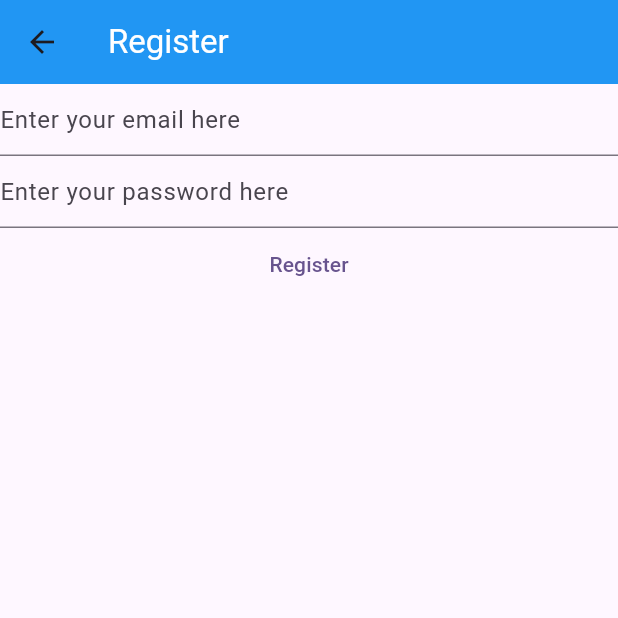
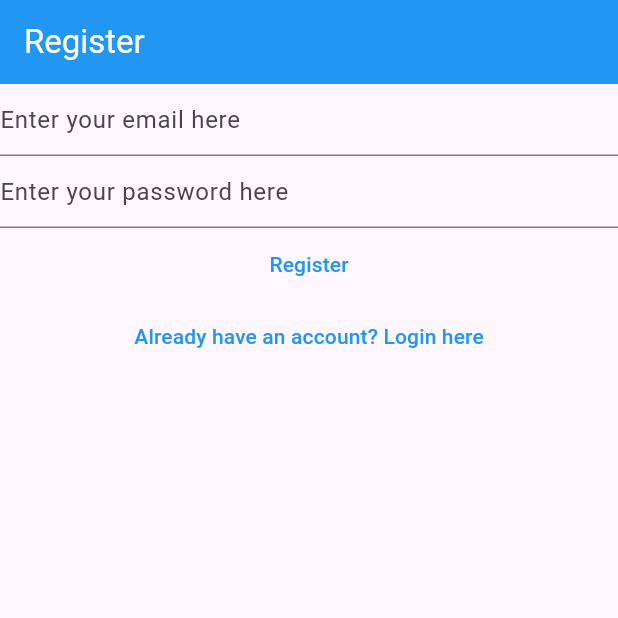
Before and after one commit to evanferrao/mynotes, a Flutter app: the RegisterView screen opened directly, on a phone screen of 412 x 824 dp, the top half of it. Run offline on Flutter 3.47's test engine with Material 3 defaults, Android fonts, the phone set to English and light mode, and no system bars; our stand-ins replace firebase_auth, firebase_core; accounts and stored records are empty.

Commit message:
mynotes: Add verify email & improve logic of login_view and register_view

```diff
--- a/lib/views/register_view.dart
+++ b/lib/views/register_view.dart
@@ -34,14 +34,7 @@ class _RegisterViewState extends State<RegisterView> {
       appBar: AppBar(
           title: const Text('Register', style: TextStyle(color: Colors.white)),
           backgroundColor: Colors.blue),
-      body: FutureBuilder(
-        future: Firebase.initializeApp(
-          options: DefaultFirebaseOptions.currentPlatform,
-        ),
-        builder: (context, snapshot) {
-          switch (snapshot.connectionState) {
-            case ConnectionState.done:
-              return Column(
+      body: Column(
         children: [
           TextField(
               controller: _email,
@@ -79,14 +72,19 @@ class _RegisterViewState extends State<RegisterView> {
                 print(e);
               }
             },
-                    child: const Text('Register'),
+            child: const Text('Register', style: TextStyle(color: Colors.blue)),
           ),
+          TextButton(
+            onPressed: () {
+              Navigator.of(context).pushNamedAndRemoveUntil(
+                '/login/',
+                (route) => false,
+              );
+            },
+            child: const Text('Already have an account? Login here',
+                style: TextStyle(color: Colors.blue)),
+          )
         ],
-              );
-            default:
-              return const Text('Loading...');
-          }
-        },
       ),
     );
   }
```
Also changed, not shown: lib/main.dart (+26 -12 lines), lib/views/login_view.dart (+63 -1 lines), lib/views/verify_email_view.dart (added, +33 -0 lines). Lines whose indentation alone changed are shown as unchanged.
